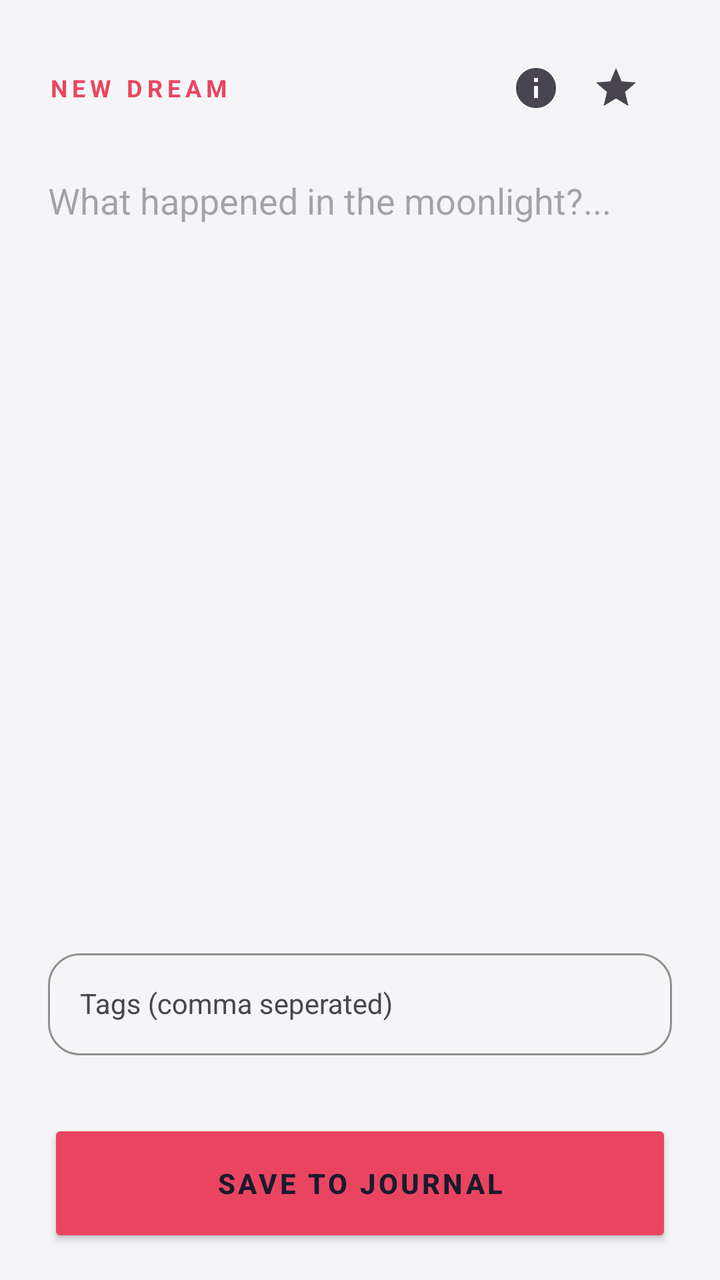
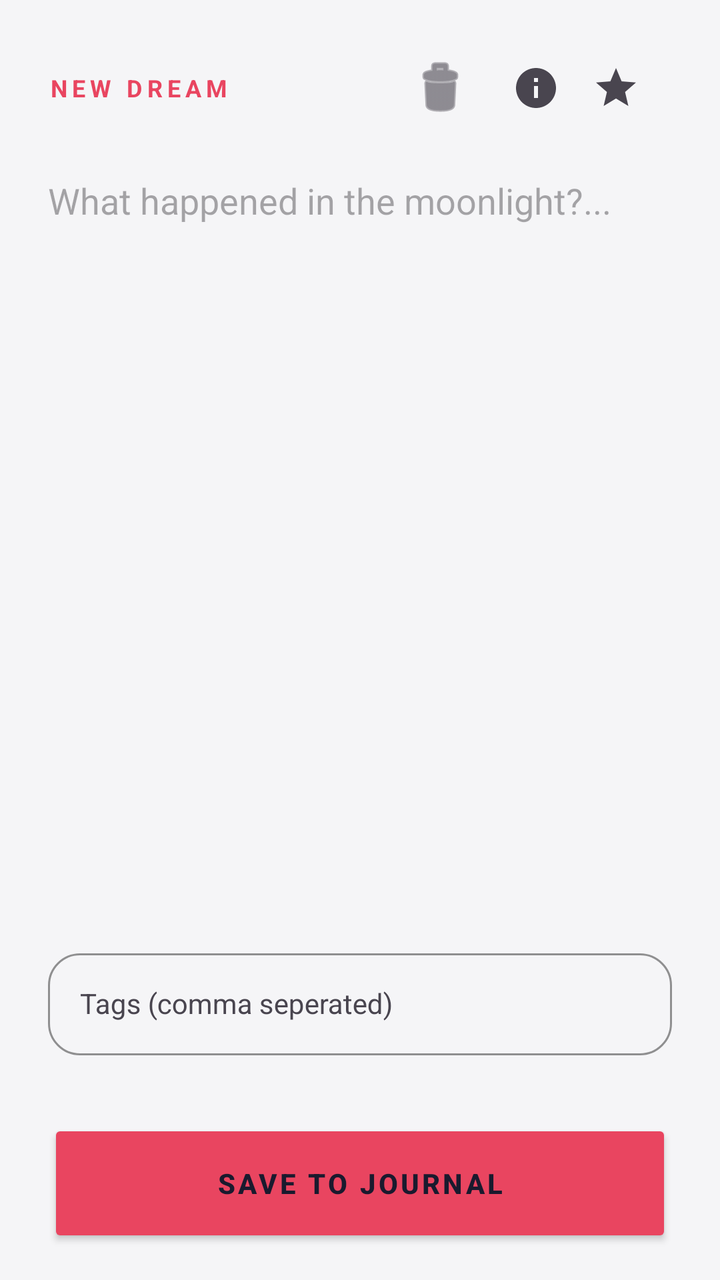

Screens rendered from an Android XML layout before and after an edit, with the pre-edit source and the edit as a unified diff.
<!-- AndroidManifest.xml: application theme Theme.Midnight -->
<!-- res/layout/activity_edit_dream.xml -->
<?xml version="1.0" encoding="utf-8"?>
<androidx.coordinatorlayout.widget.CoordinatorLayout
    xmlns:android="http://schemas.android.com/apk/res/android"
    xmlns:app="http://schemas.android.com/apk/res-auto"
    android:layout_width="match_parent"
    android:layout_height="match_parent"
    android:background="?attr/activityBackground"
    android:fitsSystemWindows="true">

    <androidx.core.widget.NestedScrollView
        android:layout_width="match_parent"
        android:layout_height="match_parent"
        app:layout_behavior="@string/appbar_scrolling_view_behavior">

        <LinearLayout
            android:layout_width="match_parent"
            android:layout_height="wrap_content"
            android:orientation="vertical"
            android:padding="24dp">

            <RelativeLayout
                android:layout_width="match_parent"
                android:layout_height="wrap_content"
                android:layout_marginBottom="24dp">

                <TextView
                    android:layout_width="wrap_content"
                    android:layout_height="wrap_content"
                    android:layout_centerVertical="true"
                    android:letterSpacing="0.2"
                    android:text="NEW DREAM"
                    android:textColor="@color/secondary"
                    android:textSize="12sp"
                    android:textStyle="bold" />

                <LinearLayout
                    android:layout_width="wrap_content"
                    android:layout_height="wrap_content"
                    android:layout_alignParentEnd="true"
                    android:orientation="horizontal">

                    <ImageButton
                        android:id="@+id/btnDreamInfo"
                        android:layout_width="40dp"
                        android:layout_height="40dp"
                        android:background="?attr/selectableItemBackgroundBorderless"
                        android:src="@drawable/ic_info"
                        app:tint="?android:attr/textColorSecondary" />

                    <CheckBox
                        android:id="@+id/checkFavorite"
                        android:layout_width="40dp"
                        android:layout_height="40dp"
                        android:layout_marginStart="8dp"
                        android:button="@drawable/ic_star_filled"
                        android:buttonTint="@color/star_tint" />
                </LinearLayout>
            </RelativeLayout>

            <EditText
                android:id="@+id/editDreamContent"
                android:layout_width="match_parent"
                android:layout_height="wrap_content"
                android:background="@android:color/transparent"
                android:gravity="top"
                android:hint="What happened in the moonlight?..."
                android:importantForAutofill="no"
                android:inputType="textMultiLine|textCapSentences"
                android:lineSpacingExtra="8dp"
                android:minLines="12"
                android:textColor="?attr/colorOnSurface"
                android:textColorHint="?android:attr/textColorHint"
                android:textSize="18sp" />

            <com.google.android.material.textfield.TextInputLayout
                style="@style/Widget.Material3.TextInputLayout.OutlinedBox"
                android:layout_width="match_parent"
                android:layout_height="wrap_content"
                android:layout_marginTop="40dp"
                android:hint="Tags (comma seperated)"
                app:boxStrokeColor="@color/secondary"
                app:boxCornerRadiusBottomEnd="16dp"
                app:boxCornerRadiusBottomStart="16dp"
                app:boxCornerRadiusTopEnd="16dp"
                app:boxCornerRadiusTopStart="16dp"
                app:hintTextColor="@color/secondary"
                app:startIconTint="?android:attr/textColorSecondary">

                <MultiAutoCompleteTextView
                    android:id="@+id/tagAutoComplete"
                    android:layout_width="match_parent"
                    android:layout_height="wrap_content"
                    android:inputType="textMultiLine"
                    android:padding="16dp"
                    android:textColor="?attr/colorOnSurface"
                    android:textSize="14sp" />

            </com.google.android.material.textfield.TextInputLayout>

            <Button
                android:id="@+id/btnUpdateDream"
                android:layout_width="match_parent"
                android:layout_height="64dp"
                android:layout_marginTop="32dp"
                android:backgroundTint="@color/secondary"
                android:elevation="4dp"
                android:letterSpacing="0.1"
                android:text="SAVE TO JOURNAL"
                android:textColor="?attr/colorOnSurface"
                android:textStyle="bold"
                app:cornerRadius="18dp" />

        </LinearLayout>
    </androidx.core.widget.NestedScrollView>
</androidx.coordinatorlayout.widget.CoordinatorLayout>
<!-- resources referenced by this layout -->
<resources>
  <color name="secondary">#E94560</color>
  <!-- drawable ic_info (drawable) -->
  <vector xmlns:android="http://schemas.android.com/apk/res/android"
      android:width="24dp"
      android:height="24dp"
      android:viewportWidth="24"
      android:viewportHeight="24"
      android:tint="?attr/colorControlNormal">
      <path
          android:fillColor="@android:color/white"
          android:pathData="M12,2C6.48,2 2,6.48 2,12s4.48,10 10,10 10,-4.48 10,-10S17.52,2 12,2zM13,17h-2v-6h2v6zM13,9h-2V7h2v2z"/>
  </vector>
  <!-- drawable ic_star_filled (drawable) -->
  <vector xmlns:android="http://schemas.android.com/apk/res/android"
      android:width="24dp"
      android:height="24dp"
      android:viewportWidth="24"
      android:viewportHeight="24"
      android:tint="?attr/colorControlNormal"> <path
      android:fillColor="@android:color/white"
      android:pathData="M12,17.27L18.18,21l-1.64,-7.03L22,9.24l-7.19,-0.61L12,2 9.19,8.63L2,9.24l5.46,4.73L5.82,21L12,17.27z"/>
  </vector>
  <style name="Theme.Midnight" parent="Theme.Material3.Light.NoActionBar">
          <item name="android:windowBackground">#F5F5F7</item>
          <item name="colorSurface">#FFFFFF</item>
  
          <item name="colorPrimary">#6750A4</item>
          <item name="colorOnPrimary">#FFFFFF</item>
          <item name="colorSecondary">#E94560</item>
  
          <item name="colorOnSurface">#1A1A2E</item>
          <item name="android:textColorPrimary">#1A1A2E</item>
          <item name="colorSurfaceVariant">#E8E0EC</item>
  
          <item name="activityBackground">#F5F5F7</item>
          <item name="dialogBackground">#FFFFFF</item>
      </style>
</resources>

<!-- the commit's change to res/layout/activity_edit_dream.xml (unified diff, before → after) -->
@@ -40,9 +40,18 @@
                     android:orientation="horizontal">
 
                     <ImageButton
+                        android:id="@+id/btnDeleteDream"
+                        android:layout_width="40dp"
+                        android:layout_height="40dp"
+                        android:background="?attr/selectableItemBackgroundBorderless"
+                        android:src="@android:drawable/ic_menu_delete"
+                        app:tint="?android:attr/textColorSecondary" />
+
+                    <ImageButton
                         android:id="@+id/btnDreamInfo"
                         android:layout_width="40dp"
                         android:layout_height="40dp"
+                        android:layout_marginStart="8dp"
                         android:background="?attr/selectableItemBackgroundBorderless"
                         android:src="@drawable/ic_info"
                         app:tint="?android:attr/textColorSecondary" />
